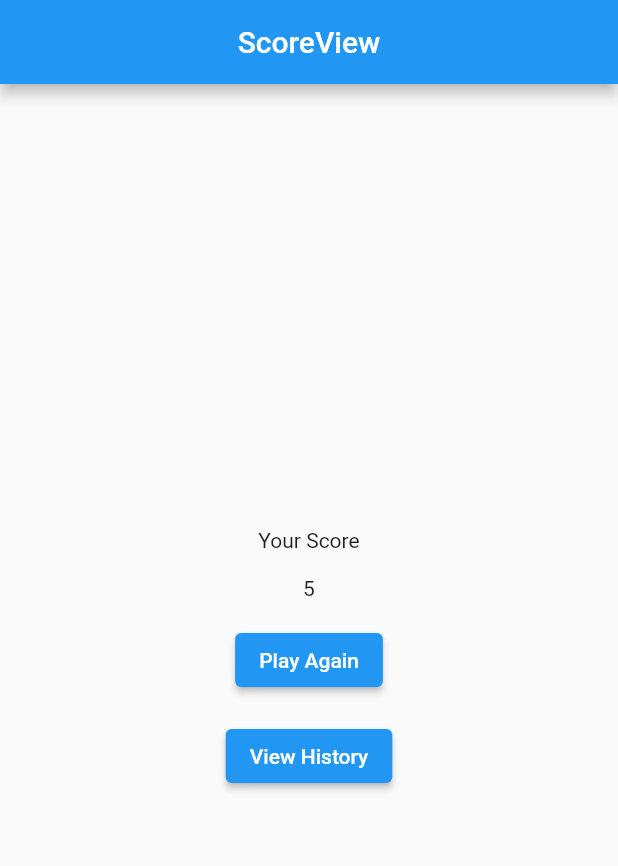
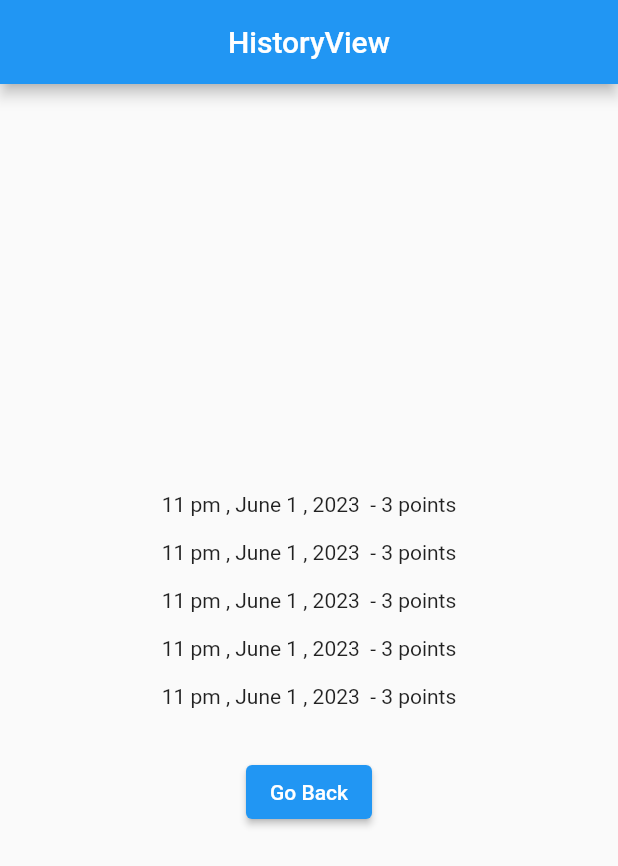
Before and after one commit to alpondith/trivia-quiz, a Flutter app: the screen it shows after launch, on a phone screen of 412 x 824 dp. Shown: the top 866 px of the screen. Run offline on Flutter 3.47's test engine with Material 2 defaults, Android fonts, the phone set to English and light mode, and no system bars; our stand-ins replace get.

Commit message:
history page without ui

```diff
--- /dev/null
+++ b/lib/app/modules/history/controllers/history_controller.dart
@@ -0,0 +1,3 @@
+import 'package:get/get.dart';
+
+class HistoryController extends GetxController {}
--- /dev/null
+++ b/lib/app/modules/history/views/history_view.dart
@@ -0,0 +1,39 @@
+import 'package:flutter/material.dart';
+
+import 'package:get/get.dart';
+
+import '../controllers/history_controller.dart';
+
+class HistoryView extends GetView<HistoryController> {
+  const HistoryView({Key? key}) : super(key: key);
+  @override
+  Widget build(BuildContext context) {
+    return Scaffold(
+      appBar: AppBar(
+        title: const Text('HistoryView'),
+        centerTitle: true,
+      ),
+      body: Center(
+        child: Column(
+          mainAxisAlignment: MainAxisAlignment.center,
+          children: [
+            const Text('11 pm , June 1 , 2023  - 3 points'),
+            const SizedBox(height: 16),
+            const Text('11 pm , June 1 , 2023  - 3 points'),
+            const SizedBox(height: 16),
+            const Text('11 pm , June 1 , 2023  - 3 points'),
+            const SizedBox(height: 16),
+            const Text('11 pm , June 1 , 2023  - 3 points'),
+            const SizedBox(height: 16),
+            const Text('11 pm , June 1 , 2023  - 3 points'),
+            const SizedBox(height: 32),
+            ElevatedButton(
+              onPressed: () {},
+              child: const Text('Go Back'),
+            ),
+          ],
+        ),
+      ),
+    );
+  }
+}
--- a/lib/app/modules/home/views/home_view.dart
+++ b/lib/app/modules/home/views/home_view.dart
@@ -21,9 +21,7 @@ class HomeView extends GetView<HomeController> {
               onPressed: () => Get.toNamed(Routes.QUIZ),
               child: const Text('Start Quiz'),
             ),
-            const SizedBox(
-              height: 16,
-            ),
+            const SizedBox(height: 16),
             ElevatedButton(
               onPressed: () {},
               child: const Text('View History'),
--- a/lib/app/routes/app_pages.dart
+++ b/lib/app/routes/app_pages.dart
@@ -1,5 +1,8 @@
+// ignore_for_file: constant_identifier_names
 import 'package:get/get.dart';
 
+import '../modules/history/bindings/history_binding.dart';
+import '../modules/history/views/history_view.dart';
 import '../modules/home/bindings/home_binding.dart';
 import '../modules/home/views/home_view.dart';
 import '../modules/quiz/bindings/quiz_binding.dart';
@@ -7,14 +10,12 @@ import '../modules/quiz/views/quiz_view.dart';
 import '../modules/score/bindings/score_binding.dart';
 import '../modules/score/views/score_view.dart';
 
-// ignore_for_file: constant_identifier_names
-
 part 'app_routes.dart';
 
 class AppPages {
   AppPages._();
 
-  static const INITIAL = Routes.SCORE;
+  static const INITIAL = Routes.HISTORY;
 
   static final routes = [
     GetPage(
@@ -32,5 +33,10 @@ class AppPages {
       page: () => const ScoreView(),
       binding: ScoreBinding(),
     ),
+    GetPage(
+      name: _Paths.HISTORY,
+      page: () => const HistoryView(),
+      binding: HistoryBinding(),
+    ),
   ];
 }
--- a/lib/app/routes/app_routes.dart
+++ b/lib/app/routes/app_routes.dart
@@ -8,6 +8,7 @@ abstract class Routes {
   static const HOME = _Paths.HOME;
   static const QUIZ = _Paths.QUIZ;
   static const SCORE = _Paths.SCORE;
+  static const HISTORY = _Paths.HISTORY;
 }
 
 abstract class _Paths {
@@ -15,4 +16,5 @@ abstract class _Paths {
   static const HOME = '/home';
   static const QUIZ = '/quiz';
   static const SCORE = '/score';
+  static const HISTORY = '/history';
 }
```
Also changed, not shown: lib/app/modules/history/bindings/history_binding.dart (added, +12 -0 lines).
